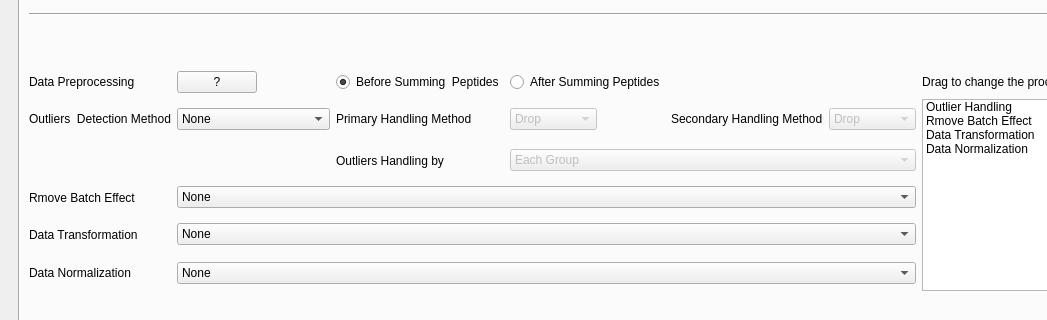
Qt form utils/MetaX_GUI/MainWindow.ui (byemaxx/MetaX) before a commit; both pictures show x 0 to 1047 and y 214 to 534 of the 1146 by 684 pixel window.
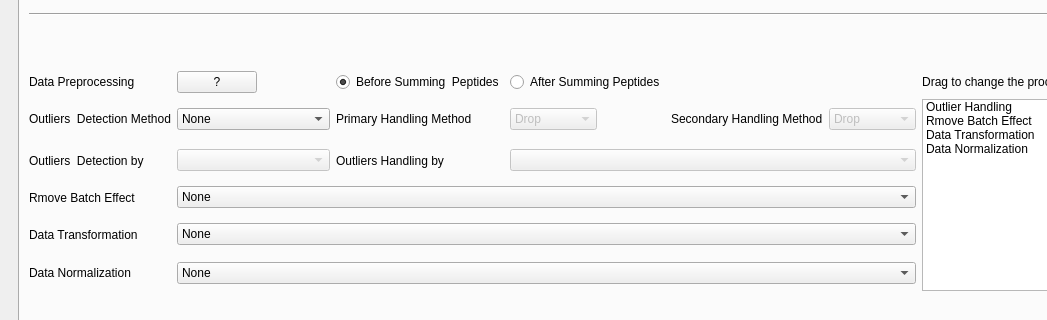
The same form after that commit. The open tabs and pages were chosen to show the change.

Commit message: modified:   utils/GUI.py 	modified:   utils/taxaFuncAnalyzer.py     增加了对outliers detection设置分组的功能

Patch:
```diff
--- a/utils/MetaX_GUI/MainWindow.ui
+++ b/utils/MetaX_GUI/MainWindow.ui
@@ -790,16 +790,6 @@
                 <property name="enabled">
                  <bool>false</bool>
                 </property>
-                <item>
-                 <property name="text">
-                  <string>Each Group</string>
-                 </property>
-                </item>
-                <item>
-                 <property name="text">
-                  <string>All Samples</string>
-                 </property>
-                </item>
                </widget>
               </item>
               <item row="1" column="2">
@@ -819,6 +809,20 @@
                 </property>
                </widget>
               </item>
+              <item row="3" column="0">
+               <widget class="QLabel" name="label_22">
+                <property name="text">
+                 <string>Outliers  Detection by</string>
+                </property>
+               </widget>
+              </item>
+              <item row="3" column="1">
+               <widget class="QComboBox" name="comboBox_outlier_detection_group_or_sample">
+                <property name="enabled">
+                 <bool>false</bool>
+                </property>
+               </widget>
+              </item>
              </layout>
             </item>
             <item row="0" column="0">
```
Left out of the diff: 4 changed lines with no effect on the pictures. The commit also changes 7 other files.
